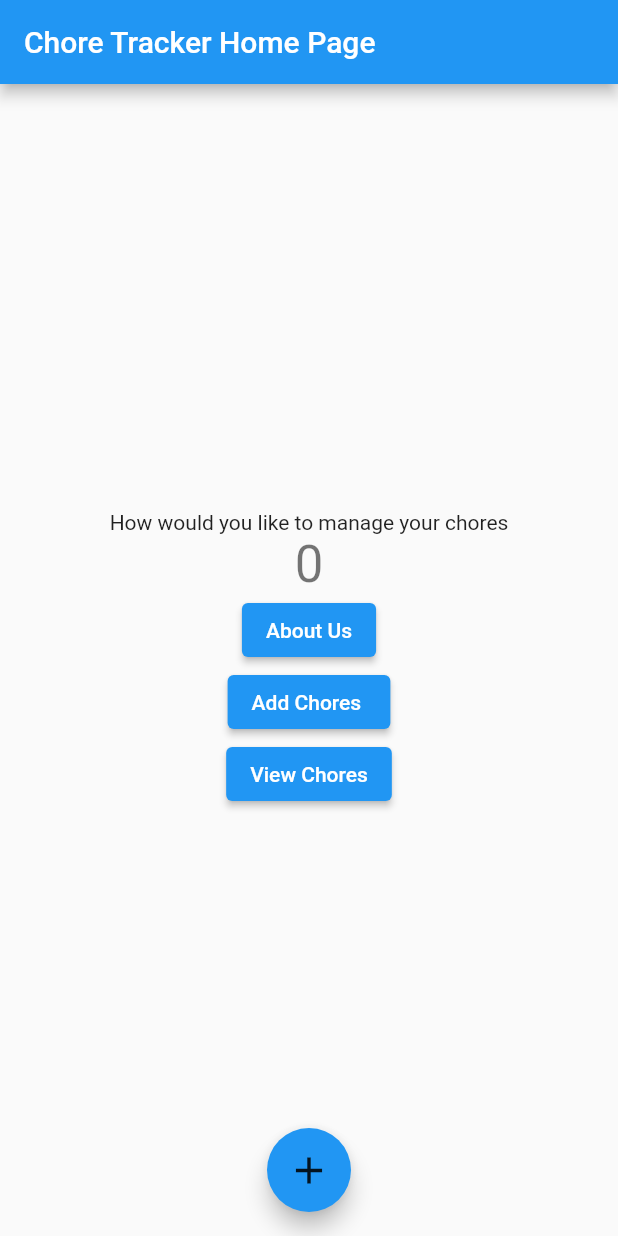
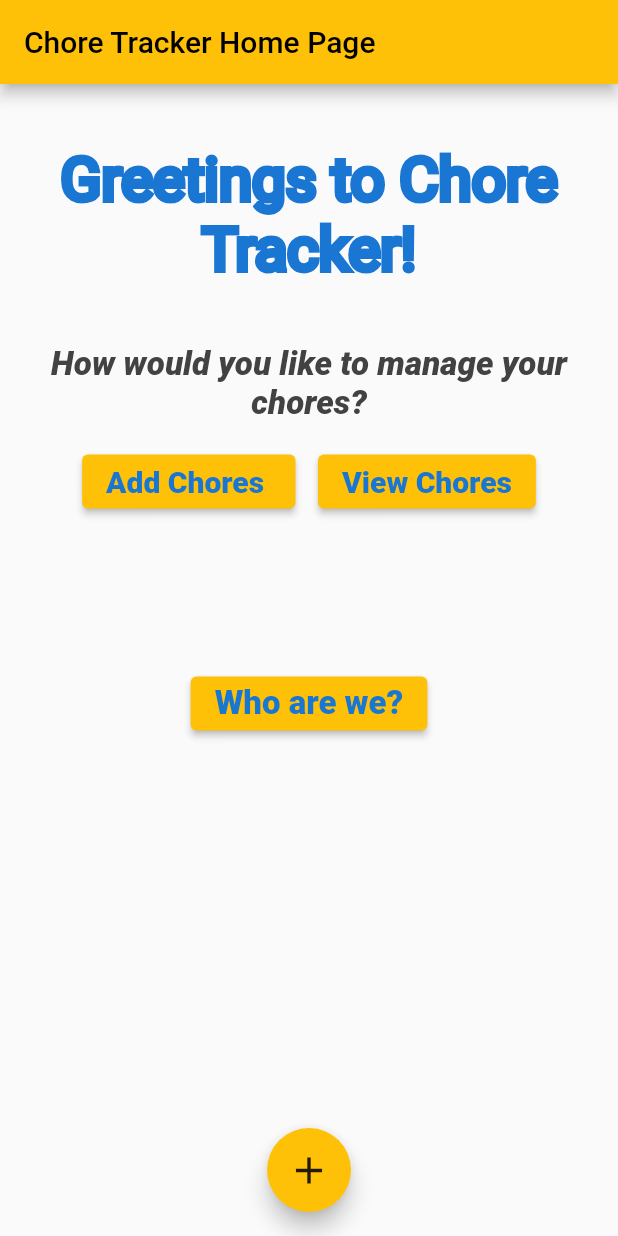
Before and after one commit to Liam-Cannon-Yusra-Suhail-Partnership/ly_app, a Flutter app: the screen it shows after launch, on a phone screen of 412 x 824 dp. Run offline on Flutter 3.47's test engine with Material 2 defaults, Android fonts, the light colour scheme and no system bars.

Commit message:
Yusra fix home screen UI (#20)
* In this pull request, the UI of the app was fixed by adding a welcome message, the buttons were spaced out and their layout was changed to some being horizontal and some vertical,  a color scheme was given to the app, the font and size of the text was decided and made consistent throughout the app.
---------

Co-authored-by: yusra_suhail@uri.edu <Yusra Suhail>

```diff
--- a/lib/main.dart
+++ b/lib/main.dart
@@ -21,12 +21,11 @@ class MyApp extends StatelessWidget {
           // or simply save your changes to "hot reload" in a Flutter IDE).
           // Notice that the counter didn't reset back to zero; the application
           // is not restarted.
-          primarySwatch: Colors.blue,
+          primarySwatch: Colors.amber,
         ),
         home: MyHomePage(title: 'Chore Tracker Home Page'),
         routes: {
           '/about': (context) => new AboutScreen(title: 'About us',),
-          //todo: add routes for "add chores" and "view chores " here
           '/addChores': (context) => new AddChoreScreen(),
           '/viewChores': (context) => new ViewChoreScreen(),
         });
@@ -43,7 +42,8 @@ class MyHomePage extends StatefulWidget {
   // This class is the configuration for the state. It holds the values (in this
   // case the title) provided by the parent (in this case the App widget) and
   // used by the build method of the State. Fields in a Widget subclass are
-  // always marked "final".
+  // always marked "final". Final means that the value assigned to the variable
+  // is hardcoded and can't change.
 
   final String title;
 
@@ -52,6 +52,7 @@ class MyHomePage extends StatefulWidget {
 }
 
 class _MyHomePageState extends State<MyHomePage> {
+  // ignore: unused_field
   int _counter = 0;
 
   void _incrementCounter() {
@@ -64,25 +65,59 @@ class _MyHomePageState extends State<MyHomePage> {
       _counter++;
     });
   }
+  Widget welcomeText(BuildContext context) {
+    return Text('Greetings to Chore Tracker!',
+      textAlign: TextAlign.center,
+      style: TextStyle(
+        fontSize: 40,
+        foreground: Paint()
+          ..style = PaintingStyle.stroke
+          ..strokeWidth = 4
+          ..color = Colors.blue[700]!,
+      )
+    );
 
+  }
   Widget startText(BuildContext context) {
-    return Text('How would you like to manage your chores');
+    return Text('How would you like to manage your chores?',
+    textAlign: TextAlign.center,
+    style: TextStyle(
+              fontSize: 22,
+              color: Colors.grey[800],
+              fontWeight: FontWeight.w900,
+              fontStyle: FontStyle.italic,
+            ),
+    );
   }
 
   Widget aboutButton(BuildContext context) {
-    return Text('About Us');
+    return Text('Who are we?',
+    style: TextStyle(fontSize: 22,
+              color: Colors.blue[700]!,
+              fontWeight: FontWeight.w900,),
+    );
   }
 
-  //todo: Make view chores widget like above
   Widget viewChoreButton(BuildContext context) {
-    return Text('View Chores');
+    return Text('View Chores',
+    style: TextStyle(
+              fontSize: 20,
+              color: Colors.blue[700]!,
+              fontWeight: FontWeight.w900,
+          ),
+    );
   }
 
-  //todo: Make add chores widget like above
   Widget addChoreButton(BuildContext context) {
-    return Text('Add Chores ');
+    return Text('Add Chores ',
+    style: TextStyle(
+              fontSize: 20,
+              color: Colors.blue[700]!,
+              fontWeight: FontWeight.w900,
+          ),
+    );
   }
-
+  final viewButton = new Container();
   @override
   Widget build(BuildContext context) {
     // This method is rerun every time setState is called, for instance as done
@@ -115,25 +150,45 @@ class _MyHomePageState extends State<MyHomePage> {
           // center the children vertically; the main axis here is the vertical
           // axis because Columns are vertical (the cross axis would be
           // horizontal).
-          mainAxisAlignment: MainAxisAlignment.center,
+          mainAxisAlignment: MainAxisAlignment.start,
           children: <Widget>[
+            SizedBox(
+                height: 40,
+              ),
+            Container(child: welcomeText(context)),
+            //Use of SizedBox to add spacing in between buttons
+            SizedBox(
+                height: 40,
+              ),
             Container(child: startText(context)),
-            Text(
-              '$_counter',
-              style: Theme.of(context).textTheme.headline4,
-            ),
-            ElevatedButton(
-                child: aboutButton(context),
-                onPressed: () => Navigator.of(context).pushNamed('/about')),
-            //todo: Add "Add chores" button
-            ElevatedButton(
+            // Text(
+            //   '$_counter',
+            //   style: Theme.of(context).textTheme.headline4,
+            // ),
+            SizedBox(
+                height: 15,
+              ),
+            Row(
+              mainAxisAlignment: MainAxisAlignment.center,
+              children: <Widget>[
+                 ElevatedButton(
                 child: addChoreButton(context),
                 onPressed: () => Navigator.of(context).pushNamed('/addChores')),
-            //todo: Add "View chores" button
+            SizedBox(
+                width: 15,
+              ),
             ElevatedButton(
                 child: viewChoreButton(context),
                 onPressed: () =>
                     Navigator.of(context).pushNamed('/viewChores')),
+              ],
+            ),
+            SizedBox(
+                height: 100,
+              ),
+            ElevatedButton(
+                child: aboutButton(context),
+                onPressed: () => Navigator.of(context).pushNamed('/about')),
           ],
         ),
       ),
@@ -148,13 +203,25 @@ class _MyHomePageState extends State<MyHomePage> {
   }
 }
 Widget member1(BuildContext context) {
-    return Text('Liam Cannon ');
+    return Text('Liam Cannon ',
+              style: TextStyle(fontSize: 22,
+              color: Colors.blue[700]!,
+              fontWeight: FontWeight.w900,),
+    );
 }
 Widget member2(BuildContext context) {
-    return Text('Yusra Suhail ');
+    return Text('Yusra Suhail ',
+    style: TextStyle(fontSize: 22,
+              color: Colors.blue[700]!,
+              fontWeight: FontWeight.w900,),
+    );
 }
 Widget member3(BuildContext context) {
-    return Text('Lakshinee Rungadoo ');
+    return Text('Lakshinee Rungadoo ',
+    style: TextStyle(fontSize: 22,
+              color: Colors.blue[700]!,
+              fontWeight: FontWeight.w900,),
+    );
 }
 class AboutScreen extends StatefulWidget {
   AboutScreen({Key? key, required this.title}) : super(key: key);
@@ -181,12 +248,15 @@ class TeamMembers extends StatelessWidget {
       mainAxisAlignment: MainAxisAlignment.center,
       children: <Widget>[
         Text(
-          'Add some generic stuff in here',
-          textScaleFactor: 2.0,
+          'This app is built by three undergraduate students from URI, who are passionate about software development.',
           style: TextStyle(
-            color: Color.fromARGB(255, 170, 33, 243),
-            fontSize: 10.0
+            fontSize: 22,
+              color: Colors.grey[800],
+              fontWeight: FontWeight.w700,
            ),
+        ),
+        SizedBox(
+          height: 15,
         ),
         ElevatedButton(
                 child: member1(context),
@@ -197,6 +267,9 @@ class TeamMembers extends StatelessWidget {
                 );
               },
             ),
+        SizedBox(
+          height: 15,
+        ),
         ElevatedButton(
                 child: member2(context),
                 onPressed: () {
@@ -206,6 +279,9 @@ class TeamMembers extends StatelessWidget {
                 );
               },
             ),
+        SizedBox(
+          height: 15,
+        ),
         ElevatedButton(
                 child: member3(context),
                 onPressed: () {
@@ -240,14 +316,17 @@ class IntroMember2 extends StatelessWidget {
       ),
       body:Center(
         child:Column(
-          mainAxisAlignment: MainAxisAlignment.center,
+          mainAxisAlignment: MainAxisAlignment.start,
           children: <Widget>[
+            SizedBox(
+              height: 40,
+            ),
             Text(
               'I am a senior at University of Rhode Island, completing my bachelors in Computer Science.',
-              textScaleFactor: 2.0,
               style: TextStyle(
-                color: Color.fromARGB(255, 9, 8, 9),
-                fontSize: 7.0
+                fontSize: 22,
+              color: Colors.grey[800],
+              fontWeight: FontWeight.w700,
               ),
             ),
           ]
```
Also changed, not shown: 2 other files.
